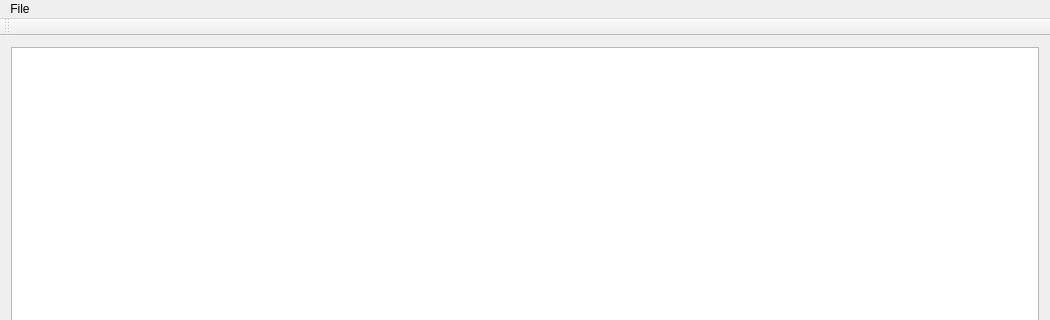
Before: the Qt Designer form MainWindow.ui in tixiv/CAN-Monitor-qt, drawn with Qt 5; both pictures show x 0 to 1050 and y 0 to 320 of the 1050 by 611 pixel window.
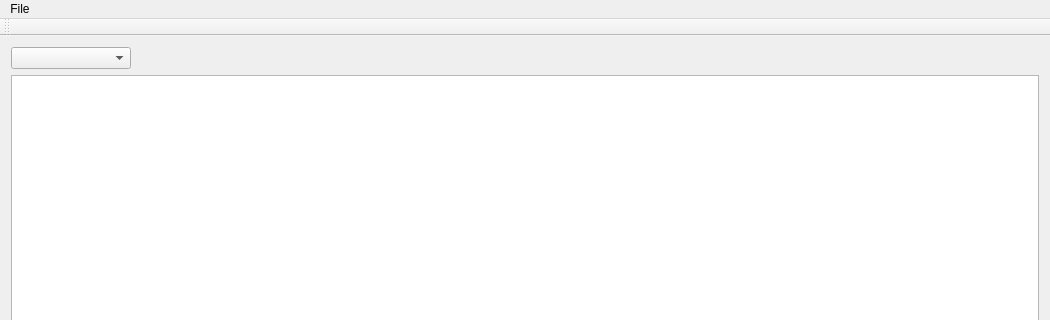
After: the same form once the commit is applied. Icons and pictures are not drawn. Custom widgets are drawn as their Qt base class.

Commit message: added loopback can adapter and can adapter selection

Patch:
```diff
--- a/MainWindow.ui
+++ b/MainWindow.ui
@@ -19,6 +19,42 @@
   </property>
   <widget class="QWidget" name="centralWidget">
    <layout class="QVBoxLayout" name="verticalLayout">
+    <item>
+     <layout class="QHBoxLayout" name="horizontalLayout">
+      <item>
+       <widget class="QComboBox" name="canAdapterComboBox">
+        <property name="sizePolicy">
+         <sizepolicy hsizetype="Fixed" vsizetype="Fixed">
+          <horstretch>0</horstretch>
+          <verstretch>0</verstretch>
+         </sizepolicy>
+        </property>
+        <property name="minimumSize">
+         <size>
+          <width>120</width>
+          <height>0</height>
+         </size>
+        </property>
+       </widget>
+      </item>
+      <item>
+       <spacer name="horizontalSpacer">
+        <property name="orientation">
+         <enum>Qt::Horizontal</enum>
+        </property>
+        <property name="sizeType">
+         <enum>QSizePolicy::MinimumExpanding</enum>
+        </property>
+        <property name="sizeHint" stdset="0">
+         <size>
+          <width>0</width>
+          <height>20</height>
+         </size>
+        </property>
+       </spacer>
+      </item>
+     </layout>
+    </item>
     <item>
      <widget class="QTreeView" name="treeView">
       <property name="frameShape">
```
The commit also changes 8 other files.
